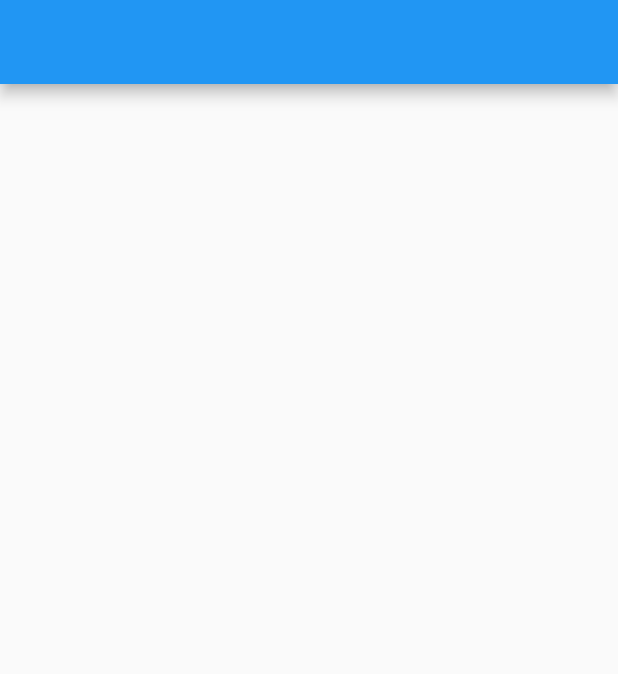
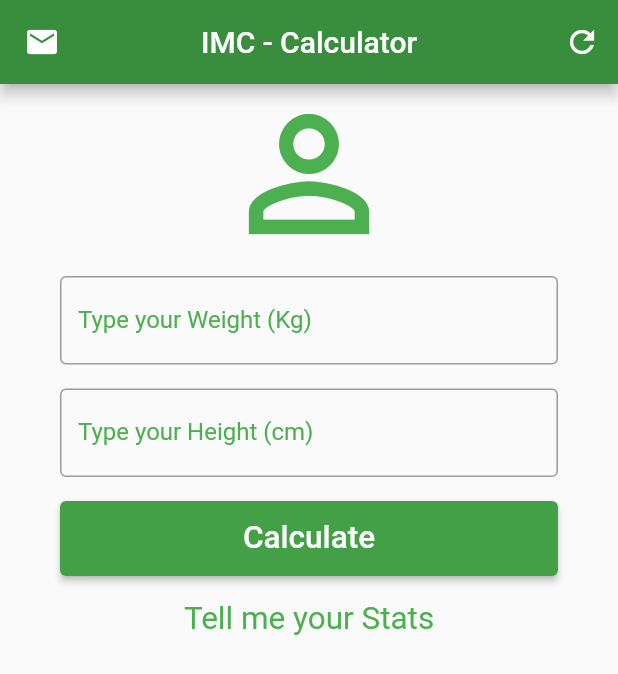
Before and after one commit to Carvs10/IMC_calculator, a Flutter app: the screen it shows after launch, on a phone screen of 412 x 824 dp. Shown: the top 674 px of the screen. Run offline on Flutter 3.47's test engine with Material 2 defaults, Android fonts, the phone set to English and light mode, and no system bars.

Commit message:
Finished Porject

```diff
--- a/analysis_options.yaml
+++ b/analysis_options.yaml
@@ -1,4 +1,4 @@
-# This file configures the analyzer, which statically analyzes Dart code to
+    # This file configures the analyzer, which statically analyzes Dart code to
 # check for errors, warnings, and lints.
 #
 # The issues identified by the analyzer are surfaced in the UI of Dart-enabled
--- a/lib/main.dart
+++ b/lib/main.dart
@@ -1,8 +1,10 @@
 import 'package:flutter/material.dart';
+import 'package:flutter/services.dart';
 
 void main() {
   runApp(const MaterialApp(
     home: Home(),
+    debugShowCheckedModeBanner: false,
   ));
 }
 
@@ -14,10 +16,136 @@ class Home extends StatefulWidget {
 }
 
 class _HomeState extends State<Home> {
+  String infoText = "Tell me your Stats";
+  TextEditingController weightController = TextEditingController();
+  TextEditingController heightController = TextEditingController();
+
+  GlobalKey<FormState> _formKey = GlobalKey<FormState>();
+
+  void _resetField() {
+    weightController.text = "";
+    heightController.text = "";
+    setState(() {
+      infoText = "Tell me your Stats";
+      _formKey = GlobalKey<FormState>();
+    });
+  }
+
+  void _calculate() {
+    setState(() {
+      double weight = double.parse(weightController.text);
+      double height = double.parse(heightController.text) / 100;
+
+      double IMC = weight / (height * height);
+
+      if (IMC < 18.6) {
+        infoText = "UnderWeight (${IMC.toStringAsPrecision(2)})";
+      } else if (18.6 <= IMC && IMC < 24.9) {
+        infoText = " Ideal Weight (${IMC.toStringAsPrecision(2)})";
+      } else if (24.9 <= IMC && IMC < 29.9) {
+        infoText = "A little OverWeight (${IMC.toStringAsPrecision(2)})";
+      } else if (29.9 <= IMC && IMC < 34.9) {
+        infoText = "Obesity I (${IMC.toStringAsPrecision(2)})";
+      } else if (34.0 <= IMC && IMC < 39.9) {
+        infoText = "Obesity II (${IMC.toStringAsPrecision(2)})";
+      } else if (IMC >= 40.0) {
+        infoText = "Obesity III (${IMC.toStringAsPrecision(2)})";
+      }
+    });
+  }
+
   @override
   Widget build(BuildContext context) {
     return Scaffold(
-      appBar: AppBar(),
+      appBar: AppBar(
+        backgroundColor: Colors.green[700],
+        leading: const Icon(Icons.mail),
+        title: const Text('IMC - Calculator'),
+        centerTitle: true,
+        actions: [
+          IconButton(onPressed: _resetField, icon: const Icon(Icons.refresh)),
+        ],
+      ),
+      body: SingleChildScrollView(
+        padding: const EdgeInsets.symmetric(horizontal: 32),
+        child: Form(
+          key: _formKey,
+          child: Column(
+            crossAxisAlignment: CrossAxisAlignment.stretch,
+            children: [
+              const Icon(
+                Icons.person_outline,
+                size: 120,
+                color: Colors.green,
+              ),
+              Padding(
+                padding: const EdgeInsets.all(8.0),
+                child: TextFormField(
+                  controller: weightController,
+                  keyboardType: TextInputType.number,
+                  decoration: const InputDecoration(
+                      focusedBorder: OutlineInputBorder(
+                          borderSide: BorderSide(color: Colors.green)),
+                      labelStyle: TextStyle(color: Colors.green),
+                      label: Text('Type your Weight (Kg)'),
+                      border: OutlineInputBorder()),
+                  textAlign: TextAlign.center,
+                  validator: (value) {
+                    if (value!.isEmpty) {
+                      return "Insert your Weight";
+                    }
+                  },
+                ),
+              ),
+              Padding(
+                padding: const EdgeInsets.all(8.0),
+                child: TextFormField(
+                  controller: heightController,
+                  keyboardType: TextInputType.number,
+                  decoration: const InputDecoration(
+                      focusedBorder: OutlineInputBorder(
+                          borderSide: BorderSide(color: Colors.green)),
+                      labelStyle: TextStyle(color: Colors.green),
+                      label: Text('Type your Height (cm)'),
+                      border: OutlineInputBorder()),
+                  textAlign: TextAlign.center,
+                  validator: (value) {
+                    if (value!.isEmpty) {
+                      return "Insert your height";
+                    }
+                  },
+                ),
+              ),
+              Padding(
+                padding: const EdgeInsets.all(8.0),
+                child: SizedBox(
+                  height: 50,
+                  child: ElevatedButton(
+                      onPressed: () {
+                        if (_formKey.currentState!.validate()) {
+                          _calculate();
+                        }
+                      },
+                      child: const Text(
+                        'Calculate',
+                        style: TextStyle(fontSize: 21),
+                      ),
+                      style:
+                          ElevatedButton.styleFrom(primary: Colors.green[600])),
+                ),
+              ),
+              Padding(
+                padding: const EdgeInsets.all(8.0),
+                child: Text(
+                  infoText,
+                  textAlign: TextAlign.center,
+                  style: const TextStyle(color: Colors.green, fontSize: 21),
+                ),
+              )
+            ],
+          ),
+        ),
+      ),
     );
   }
 }
```
Also changed, not shown: pubspec.lock, 2 other files.
